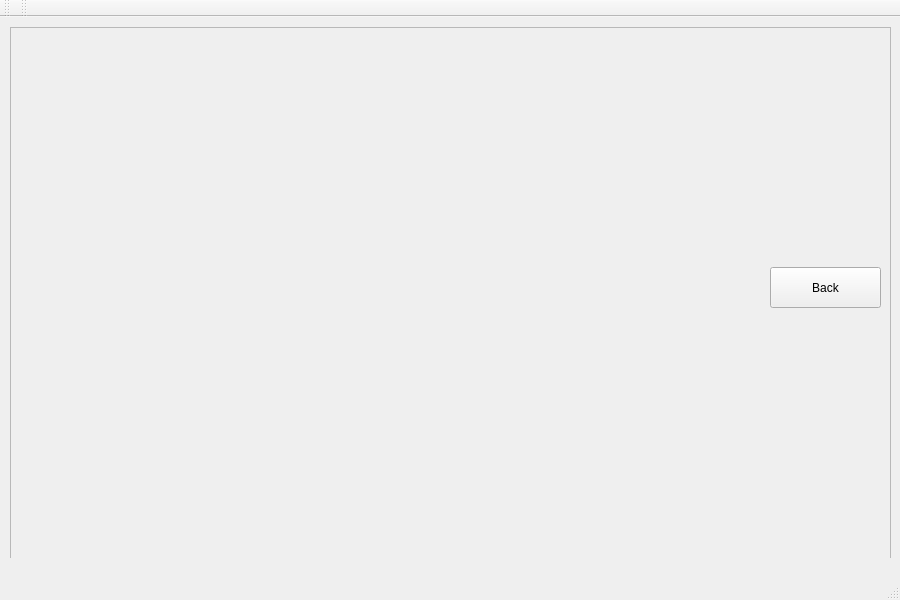
The window that gui/mainwindow.ui (eole1712/Gomoku) describes before a commit, drawn with Qt 5.
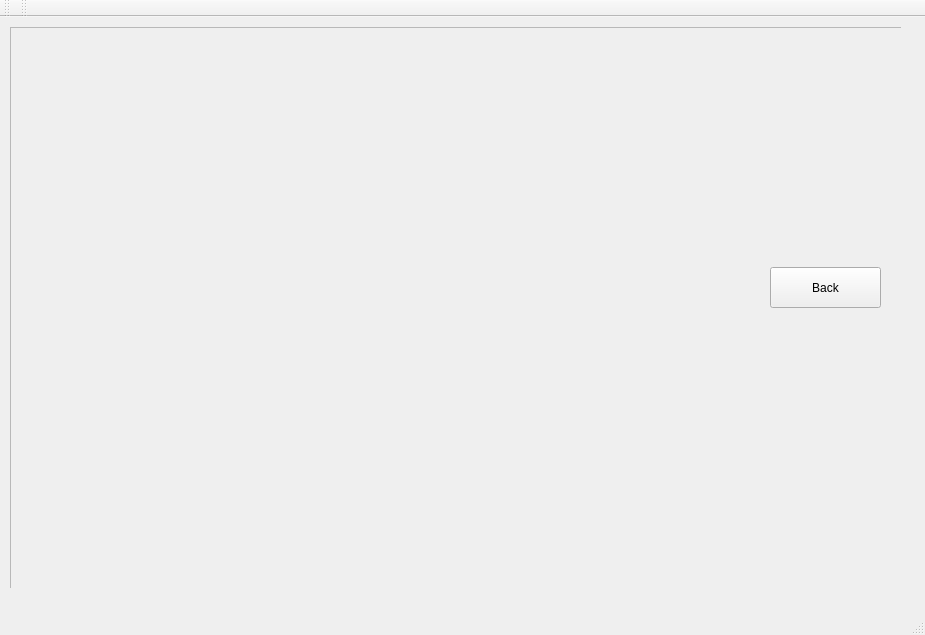
The same window after the commit. Custom widgets are drawn as their Qt base class.

What changed in the file:
```diff
--- a/gui/mainwindow.ui
+++ b/gui/mainwindow.ui
@@ -9,8 +9,8 @@
    <rect>
     <x>0</x>
     <y>0</y>
-    <width>900</width>
-    <height>600</height>
+    <width>925</width>
+    <height>635</height>
    </rect>
   </property>
   <property name="windowTitle">
@@ -26,7 +26,7 @@
       <x>10</x>
       <y>0</y>
       <width>891</width>
-      <height>541</height>
+      <height>571</height>
      </rect>
     </property>
     <property name="sizePolicy">
@@ -59,8 +59,8 @@
        <rect>
         <x>0</x>
         <y>10</y>
-        <width>881</width>
-        <height>551</height>
+        <width>901</width>
+        <height>571</height>
        </rect>
       </property>
       <property name="sizePolicy">
```
Left out of the diff: 2 changed lines with no effect on the pictures.
